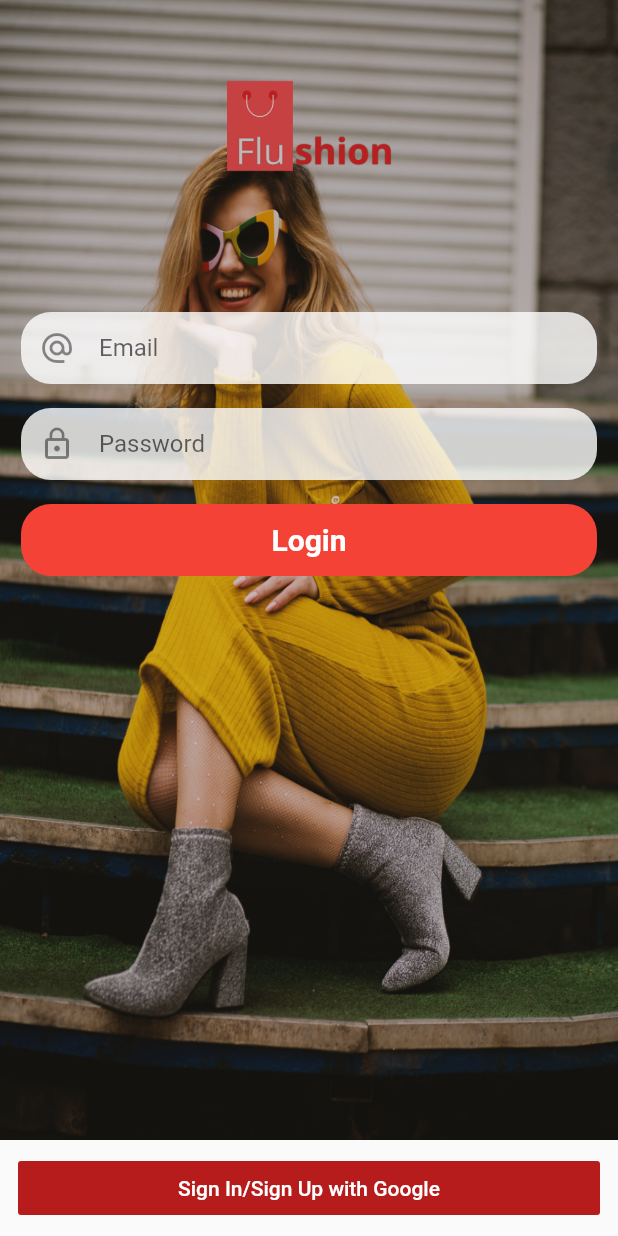
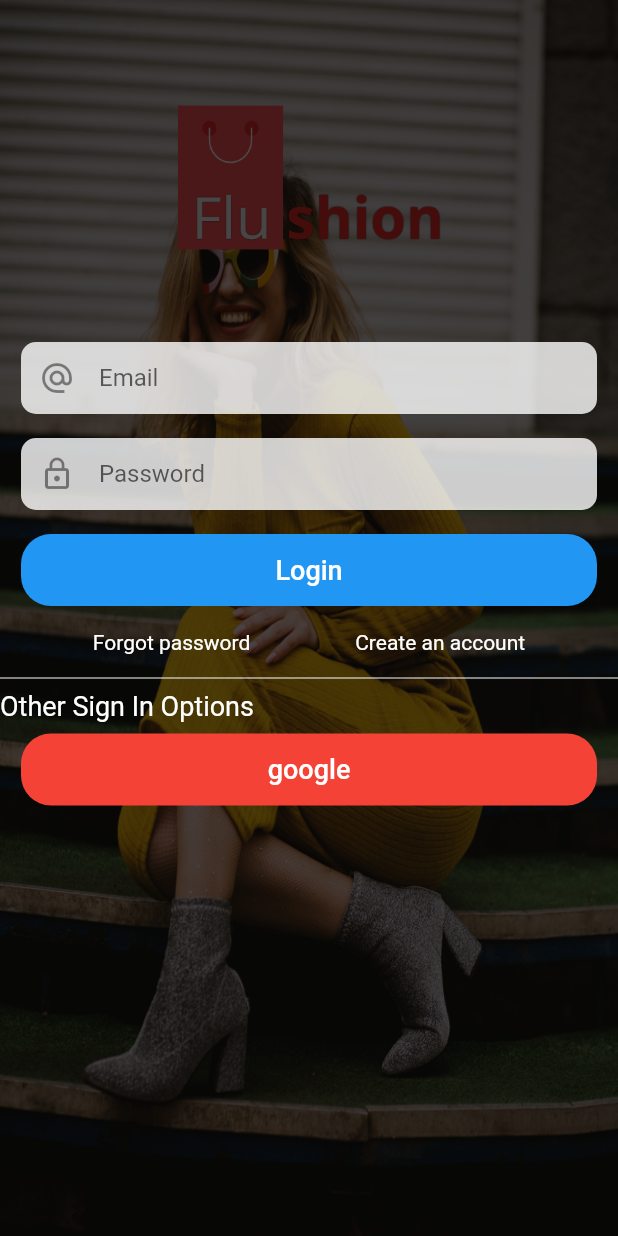
Before and after one commit to nforesperance/Flutter-Shopping-App, a Flutter app: the screen it shows after launch, on a phone screen of 412 x 824 dp. Run offline on Flutter 3.47's test engine with Material 2 defaults, Android fonts, the phone set to English and light mode, and no system bars; our stand-ins replace carousel_pro, cloud_firestore, firebase_auth, flutter_svg, fluttertoast, google_sign_in and 1 more; missing offline and left inert: chat_app; accounts and stored records are empty.

Commit message:
column ti listview

```diff
--- a/lib/screens/login.dart
+++ b/lib/screens/login.dart
@@ -1,6 +1,7 @@
 import 'package:flutter/material.dart';
 import 'package:fluttertoast/fluttertoast.dart';
 import 'package:provider/provider.dart';
+import 'package:shopapp/screens/homepage.dart';
 import 'package:shopapp/utils/firebase_auth.dart';
 
 class LoginPage extends StatefulWidget {
@@ -161,33 +162,31 @@ class _LoginState extends State<Login> {
             width: double.infinity,
             height: double.infinity,
           ),
-          Padding(
-            padding: const EdgeInsets.only(top: 10),
-            child: Container(
-              alignment: Alignment.topCenter,
-              child: Image.asset(
-                "assets/images/lg.png",
-                width: 150,
-                height: 150,
-              ),
+          Container(
+            alignment: Alignment.topCenter,
+            child: Image.asset(
+              "assets/images/lg.png",
+              width: 280,
+              height: 240,
             ),
           ),
           Container(
-            color: Colors.black.withOpacity(0.2),
+            color: Colors.black.withOpacity(0.7),
           ),
           Padding(
-            padding: const EdgeInsets.only(top: 200.0),
+            padding: const EdgeInsets.only(top: 220.0),
             child: Container(
               alignment: Alignment.center,
               child: Center(
                 child: Form(
                     key: _formKey,
-                    child: Column(children: <Widget>[
+                    child: ListView(
+                      children: <Widget>[
                       Padding(
                         padding:
                             const EdgeInsets.fromLTRB(14.0, 8.0, 14.0, 8.0),
                         child: Material(
-                          borderRadius: BorderRadius.circular(20.0),
+                          borderRadius: BorderRadius.circular(10.0),
                           color: Colors.white.withOpacity(0.8),
                           elevation: 0.0,
                           child: Padding(
@@ -218,7 +217,7 @@ class _LoginState extends State<Login> {
                         padding:
                             const EdgeInsets.fromLTRB(14.0, 8.0, 14.0, 8.0),
                         child: Material(
-                          borderRadius: BorderRadius.circular(20.0),
+                          borderRadius: BorderRadius.circular(10.0),
                           color: Colors.white.withOpacity(0.8),
                           elevation: 0.0,
                           child: Padding(
@@ -247,7 +246,7 @@ class _LoginState extends State<Login> {
                             const EdgeInsets.fromLTRB(14.0, 8.0, 14.0, 8.0),
                         child: Material(
                             borderRadius: BorderRadius.circular(20.0),
-                            color: Colors.red,
+                            color: Colors.blue,
                             elevation: 0.0,
                             child: MaterialButton(
                               onPressed: () async {
@@ -268,8 +267,67 @@ class _LoginState extends State<Login> {
                                 textAlign: TextAlign.center,
                                 style: TextStyle(
                                     color: Colors.white,
-                                    fontWeight: FontWeight.bold,
-                                    fontSize: 20.0),
+                                    fontSize: 18.0),
+                              ),
+                            )),
+                      ),
+                      Row(
+                          mainAxisAlignment: MainAxisAlignment.spaceEvenly,
+                          children: <Widget>[
+                            Padding(
+                              padding: const EdgeInsets.all(8.0),
+                              child: Text(
+                                "Forgot password",
+                                textAlign: TextAlign.center,
+                                style: TextStyle(
+                                  color: Colors.white,
+                                  fontWeight: FontWeight.w400,
+                                ),
+                              ),
+                            ),
+                            Padding(
+                                padding: const EdgeInsets.all(8.0),
+                                child: InkWell(
+                                    onTap: () {
+                                      Navigator.push(
+                                          context,
+                                          MaterialPageRoute(
+                                              builder: (context) => HomePage()));
+                                    },
+                                    child: Text(
+                                      "Create an account",
+                                      textAlign: TextAlign.center,
+                                      style: TextStyle(color: Colors.white),
+                                    ))),
+                          ],
+                        ),
+
+
+                      // Expanded(child: Container()),
+                      Divider(color: Colors.white,),
+                      Text("Other Sign In Options",
+                      style: TextStyle(
+                        color: Colors.white,
+                        fontSize: 18.0
+                      ),),
+                      Padding(
+                        padding:
+                            const EdgeInsets.fromLTRB(14.0, 8.0, 14.0, 8.0),
+                        child: Material(
+                            borderRadius: BorderRadius.circular(20.0),
+                            color: Colors.red,
+                            elevation: 0.0,
+                            child: MaterialButton(
+                              onPressed: () async{
+                               await user.handleSignIn();
+                              },
+                              minWidth: MediaQuery.of(context).size.width,
+                              child: Text(
+                                "google",
+                                textAlign: TextAlign.left,
+                                style: TextStyle(
+                                    color: Colors.white,
+                                    fontSize: 18.0),
                               ),
                             )),
                       ),
@@ -292,25 +350,6 @@ class _LoginState extends State<Login> {
               )))
         ],
       ),
-      bottomNavigationBar: Container(
-        child: Padding(
-          padding: const EdgeInsets.only(
-            left: 12.0,
-            right: 12.0,
-            top: 8.0,
-            bottom: 8.0,
-          ),
-          child: FlatButton(
-              color: Colors.red.shade900,
-              onPressed: () {
-                user.handleSignIn();
-              },
-              child: Text(
-                "Sign In/Sign Up with Google",
-                style: TextStyle(color: Colors.white),
-              )),
-        ),
-      ),
     );
   }
 }
```
Also changed, not shown: assets/images/google.png (added).
